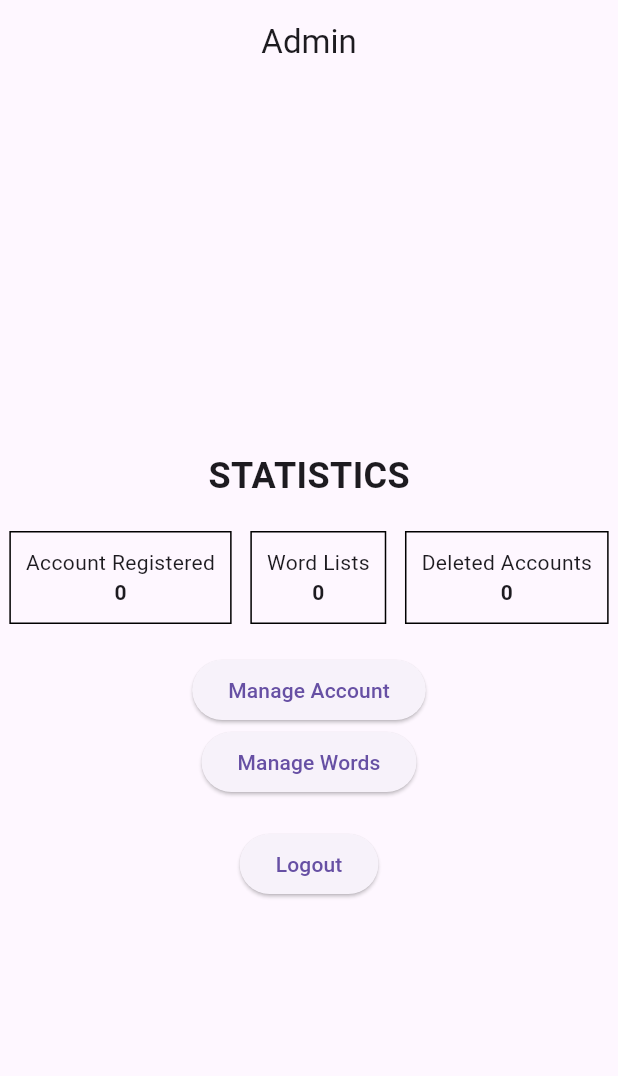
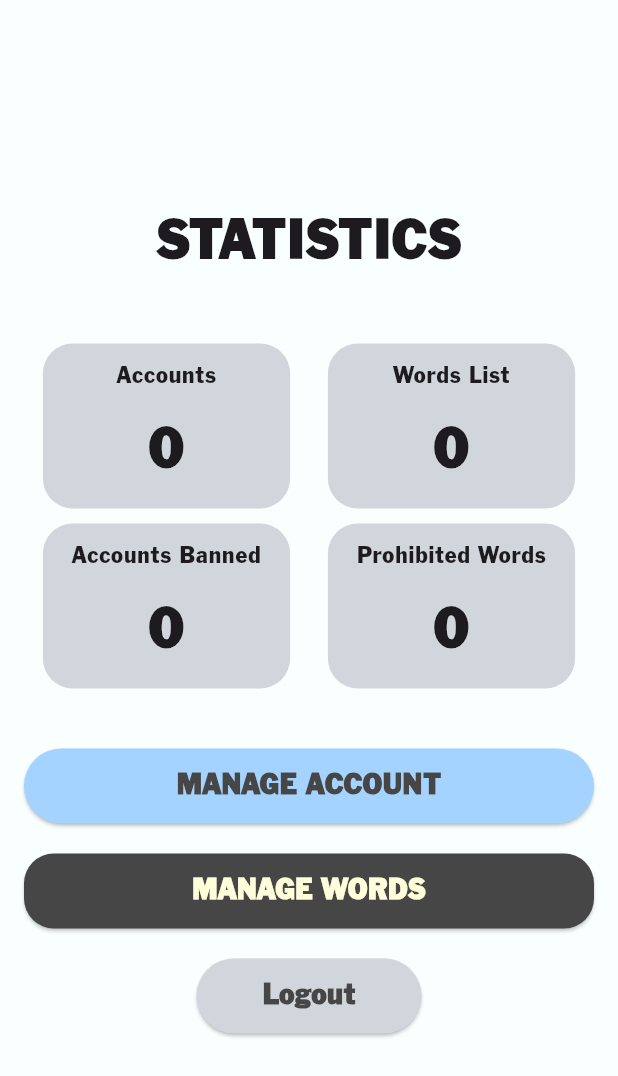
Before and after one commit to wennnn12/worldle_UAS_softdev, a Flutter app: the AdminPage screen opened directly with empty values, on a phone screen of 412 x 824 dp. Shown: the top 1076 px of the screen. Run offline on Flutter 3.47's test engine with Material 3 defaults, Android fonts, the phone set to English and light mode, and no system bars; our stand-ins replace cloud_firestore, firebase_auth, firebase_core; accounts and stored records are empty.

Commit message:
Admin Half Done

```diff
--- a/lib/admin/admin.dart
+++ b/lib/admin/admin.dart
@@ -2,7 +2,6 @@ import 'package:flutter/material.dart';
 import 'package:cloud_firestore/cloud_firestore.dart';
 import 'package:firebase_auth/firebase_auth.dart';
 import '../mainmenu.dart';
-
 import 'manageaccount.dart';
 import 'wordlists.dart';
 
@@ -24,58 +23,82 @@ class AdminPage extends StatelessWidget {
     return WillPopScope(
       onWillPop: () async => false,
       child: Scaffold(
-        appBar: AppBar(
-          title: Text('Admin'),
-          centerTitle: true,
-          elevation: 0,
-          automaticallyImplyLeading: false, // Remove the back button
-        ),
+        backgroundColor: Color.fromRGBO(249,254,254, 1),
         body: Center(
           child: Column(
             mainAxisAlignment: MainAxisAlignment.center,
             children: [
-              SizedBox(height: 20),
               Text(
                 'STATISTICS',
-                style: TextStyle(fontWeight: FontWeight.bold, fontSize: 24),
+                style: TextStyle(
+                  fontFamily: 'FranklinGothic',
+                  fontWeight: FontWeight.bold,
+                  fontSize: 38,
                 ),
-              SizedBox(height: 20),
-              Row(
+              ),
+              SizedBox(height: 40),
+              Padding(
+                padding: const EdgeInsets.symmetric(horizontal: 16.0),
+                child: Row(
                   mainAxisAlignment: MainAxisAlignment.spaceAround,
                   children: [
                     StreamBuilder<QuerySnapshot>(
                       stream: FirebaseFirestore.instance.collection('users').snapshots(),
                       builder: (context, snapshot) {
                         if (!snapshot.hasData) {
-                        return DisplayBox(title: 'Account Registered', value: 'Loading...');
+                          return DisplayBox(title: 'Accounts', value: 'Loading...');
                         }
                         int registeredCount = snapshot.data!.docs.length;
-                      return DisplayBox(title: 'Account Registered', value: registeredCount.toString());
+                        return DisplayBox(title: 'Accounts', value: registeredCount.toString());
                       },
                     ),
                     StreamBuilder<QuerySnapshot>(
                       stream: FirebaseFirestore.instance.collection('Wordlists').snapshots(),
                       builder: (context, snapshot) {
                         if (!snapshot.hasData) {
-                        return DisplayBox(title: 'Word Lists', value: 'Loading...');
+                          return DisplayBox(title: 'Words List', value: 'Loading...');
                         }
                         int wordListsCount = snapshot.data!.docs.length;
-                      return DisplayBox(title: 'Word Lists', value: wordListsCount.toString());
+                        return DisplayBox(title: 'Words List', value: wordListsCount.toString());
                       },
                     ),
+                  ],
+                ),
+              ),
+              SizedBox(height: 10),
+              Padding(
+                padding: const EdgeInsets.symmetric(horizontal: 16.0),
+                child: Row(
+                  mainAxisAlignment: MainAxisAlignment.spaceAround,
+                  children: [
                     StreamBuilder<QuerySnapshot>(
                       stream: FirebaseFirestore.instance.collection('deleted_accounts').snapshots(),
                       builder: (context, snapshot) {
                         if (!snapshot.hasData) {
-                        return DisplayBox(title: 'Deleted Accounts', value: 'Loading...');
+                          return DisplayBox(title: 'Accounts Banned', value: 'Loading...');
                         }
                         int deletedCount = snapshot.data!.docs.length;
-                      return DisplayBox(title: 'Deleted Accounts', value: deletedCount.toString());
+                        return DisplayBox(title: 'Accounts Banned', value: deletedCount.toString());
+                      },
+                    ),
+                    StreamBuilder<QuerySnapshot>(
+                      stream: FirebaseFirestore.instance.collection('ProhibitedWords').snapshots(),
+                      builder: (context, snapshot) {
+                        if (!snapshot.hasData) {
+                          return DisplayBox(title: 'Prohibited Words', value: 'Loading...');
+                        }
+                        int prohibitedWordsCount = snapshot.data!.docs.length;
+                        return DisplayBox(title: 'Prohibited Words', value: prohibitedWordsCount.toString());
                       },
                     ),
                   ],
                 ),
-              SizedBox(height: 20),
+              ),
+              SizedBox(height: 40),
+              Padding(
+                padding: const EdgeInsets.symmetric(horizontal: 16.0),
+                child: Column(
+                  children: [
                     ElevatedButton(
                       onPressed: () {
                         Navigator.push(
@@ -83,8 +106,24 @@ class AdminPage extends StatelessWidget {
                           MaterialPageRoute(builder: (context) => ManageAccountPage()),
                         );
                       },
-                child: Text('Manage Account'),
+                      child: Text(
+                        'MANAGE ACCOUNT',
+                        style: TextStyle(
+                          fontFamily: 'FranklinGothic',
+                          fontWeight: FontWeight.bold,
+                          fontSize: 20,
+                          color: Color.fromARGB(255, 70, 70, 70)
                         ),
+                      ),
+                      style: ElevatedButton.styleFrom(
+                        backgroundColor: Color.fromARGB(255, 164,211,255),
+                        minimumSize: Size(double.infinity, 50),
+                        shape: RoundedRectangleBorder(
+                          borderRadius: BorderRadius.circular(30),
+                        ),
+                      ),
+                    ),
+                    SizedBox(height: 20),
                     ElevatedButton(
                       onPressed: () {
                         Navigator.push(
@@ -92,7 +131,25 @@ class AdminPage extends StatelessWidget {
                           MaterialPageRoute(builder: (context) => WordListsPage()),
                         );
                       },
-                child: Text('Manage Words'),
+                      child: Text(
+                        'MANAGE WORDS',
+                        style: TextStyle(
+                          fontFamily: 'FranklinGothic',
+                          fontWeight: FontWeight.bold,
+                          fontSize: 20,
+                          color: Color.fromARGB(255, 255, 254, 219)
+                        ),
+                      ),
+                      style: ElevatedButton.styleFrom(
+                        backgroundColor: Color.fromARGB(255, 70, 70, 70),
+                        minimumSize: Size(double.infinity, 50),
+                        shape: RoundedRectangleBorder(
+                          borderRadius: BorderRadius.circular(20),
+                        ),
+                      ),
+                    ),
+                  ],
+                ),
               ),
               SizedBox(height: 20),
               ElevatedButton(
@@ -110,7 +167,22 @@ class AdminPage extends StatelessWidget {
                     ),
                   );
                 },
-                child: Text('Logout'),
+                child: Text(
+                  'Logout',
+                  style: TextStyle(
+                    fontFamily: 'FranklinGothic',
+                    fontWeight: FontWeight.bold,
+                    fontSize: 20,
+                    color: Color.fromARGB(255, 70, 70, 70)
+                  ),
+                ),
+                style: ElevatedButton.styleFrom(
+                  backgroundColor: Color.fromARGB(255, 208, 214, 219),
+                  minimumSize: Size(150, 50),
+                  shape: RoundedRectangleBorder(
+                    borderRadius: BorderRadius.circular(30),
+                  ),
+                ),
               ),
             ],
           ),
@@ -129,16 +201,32 @@ class DisplayBox extends StatelessWidget {
   @override
   Widget build(BuildContext context) {
     return Container(
+      width: MediaQuery.of(context).size.width * 0.4,
       padding: EdgeInsets.all(10),
       decoration: BoxDecoration(
-        border: Border.all(),
+        color: Color.fromARGB(255, 208, 214, 219),
+        borderRadius: BorderRadius.circular(20),
       ),
       child: Column(
+        mainAxisAlignment: MainAxisAlignment.center,
         children: [
-          Text(title),
+          Text(
+            title,
+            style: TextStyle(
+              fontFamily: 'FranklinGothic',
+              fontSize: 16,
+            ),
+            textAlign: TextAlign.center,
+          ),
+          SizedBox(height: 10),
           Text(
             value,
-            style: TextStyle(fontWeight: FontWeight.bold),
+            style: TextStyle(
+              fontFamily: 'FranklinGothic',
+              fontWeight: FontWeight.bold,
+              fontSize: 40,
+            ),
+            textAlign: TextAlign.center,
           ),
         ],
       ),
```
Lines whose indentation alone changed are shown as unchanged.
